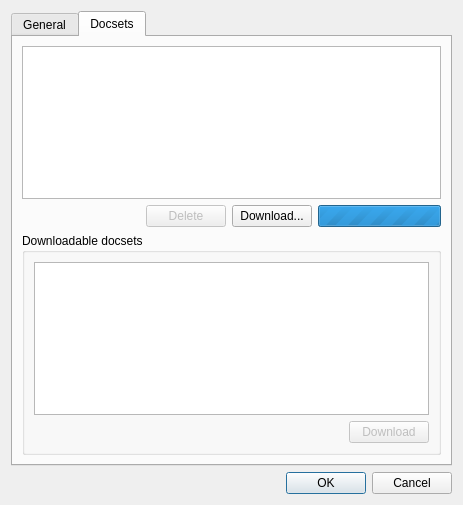
Before: the Qt Designer form zeal/zealsettingsdialog.ui in zealdocs/zeal, drawn with Qt 5.
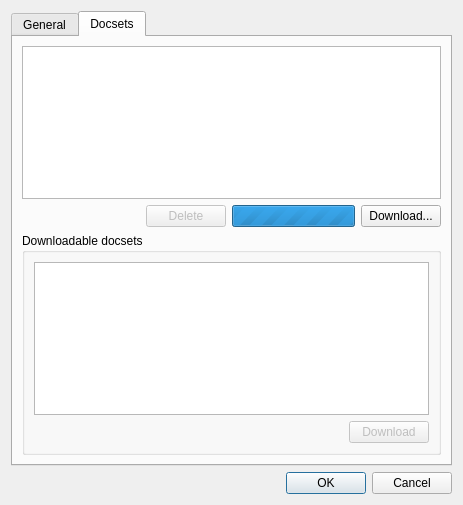
After: the same form once the commit is applied. The open tabs and pages were chosen to show the change. Custom widgets are drawn as their Qt base class.

```diff
--- a/zeal/zealsettingsdialog.ui
+++ b/zeal/zealsettingsdialog.ui
@@ -87,13 +87,6 @@
            </property>
           </widget>
          </item>
-         <item>
-          <widget class="QPushButton" name="downloadButton">
-           <property name="text">
-            <string>Download...</string>
-           </property>
-          </widget>
-         </item>
          <item>
           <widget class="QProgressBar" name="docsetsProgress">
            <property name="maximum">
@@ -104,6 +97,13 @@
            </property>
           </widget>
          </item>
+         <item>
+          <widget class="QPushButton" name="downloadButton">
+           <property name="text">
+            <string>Download...</string>
+           </property>
+          </widget>
+         </item>
         </layout>
        </item>
        <item>
```
Left out of the diff: 2 changed lines with no effect on the pictures.
